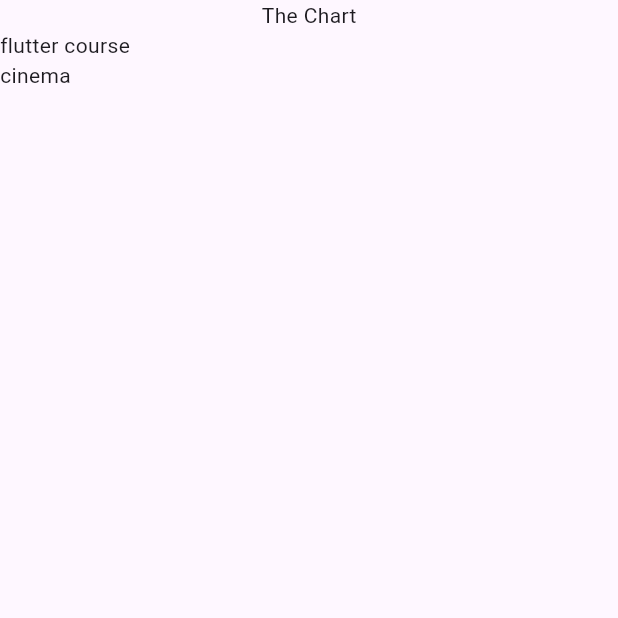
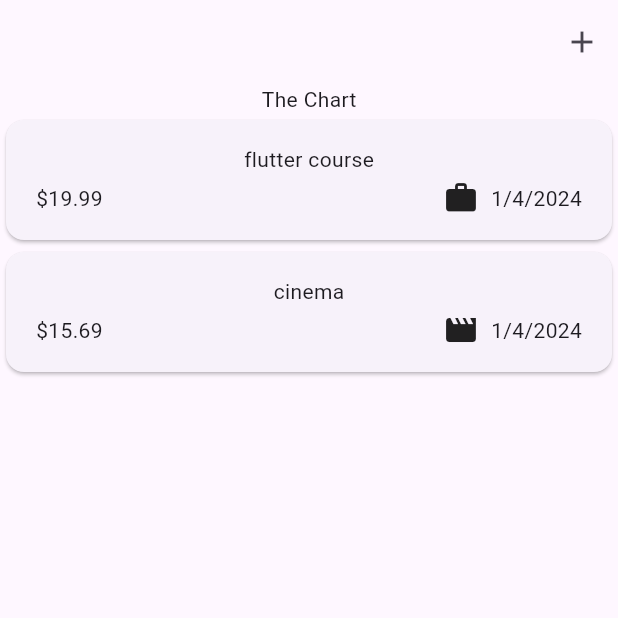
Before and after one commit to AmaniAlnabhani/ExpensesApp, a Flutter app: the screen it shows after launch, on a phone screen of 412 x 824 dp, the top half of it. Run offline on Flutter 3.47's test engine with Material 3 defaults, Android fonts, the phone set to English and light mode, and no system bars.

Commit message:
add Card

```diff
--- /dev/null
+++ b/lib/Widgets/expenses_list/expense_item.dart
@@ -0,0 +1,38 @@
+import 'package:expense_app/models/expense.dart';
+import 'package:flutter/material.dart';
+
+class ExpensesItem extends StatelessWidget{
+  const ExpensesItem(this.expense, {super.key});
+  final Expense expense;
+  @override
+  Widget build(BuildContext context) {
+    return Card(
+      child: Padding(
+        padding: const EdgeInsets.symmetric(
+          horizontal:20 ,
+          vertical:16 ,
+        ),
+        child: Column(
+          children: [
+            Text(expense.title),
+            const SizedBox(height: 4,),
+            Row(
+              children: [
+                //12.3443 show as 12.34
+                Text('\$${expense.amount.toStringAsFixed(2)}'),
+                const Spacer(),
+                 Row(
+                  children: [
+                     Icon(categoryIcons[expense.category]),
+                    const SizedBox(width: 8),
+                    Text(expense.formattedDate),
+                  ],
+                ),
+              ],
+            ),
+          ],
+        ),
+      ),
+    );
+  }
+}
--- a/lib/expenses_list.dart
+++ b/lib/Widgets/expenses_list/expenses_list.dart
@@ -1,3 +1,4 @@
+import 'package:expense_app/Widgets/expenses_list/expense_item.dart';
 import 'package:flutter/material.dart';
 
 import 'package:expense_app/models/expense.dart';
@@ -14,7 +15,8 @@ class ExpensesList extends StatelessWidget {
   Widget build(BuildContext context) {
     return ListView.builder(
       itemCount: expenses.length,
-      itemBuilder: (ctx, index) => Text(expenses[index].title),
-    );
+      itemBuilder: (ctx, index) =>
+          ExpensesItem(expenses[index]) );
+
   }
 }
--- a/lib/expenses.dart
+++ b/lib/expenses.dart
@@ -1,6 +1,6 @@
 import 'package:flutter/material.dart';
 
-import './expenses_list.dart';
+import 'Widgets/expenses_list/expenses_list.dart';
 import 'models/expense.dart';
 
 class Expenses extends StatefulWidget {
@@ -29,8 +29,15 @@ class _ExpensesState extends State<Expenses> {
   @override
   Widget build(BuildContext context) {
     return Scaffold(
+      appBar: AppBar(
+        actions: [
+          IconButton(onPressed: (){},
+              icon: const Icon(Icons.add),),
+        ],
+      ),
       body: Column(
         children: [
+
           const Text('The Chart'),
           Expanded(child: ExpensesList(expenses: _registeredExpenses))
         ],
--- a/lib/models/expense.dart
+++ b/lib/models/expense.dart
@@ -1,6 +1,20 @@
 import'package:uuid/uuid.dart';
+import 'package:flutter/material.dart';
+import'package:intl/intl.dart';
+
+//ymd constrctor function how format will be
+final formatter = DateFormat.yMd();
+
+
 const uuid= Uuid();
 enum Category { food, travel, leisure, work }
+const categoryIcons={
+  Category.food:Icons.lunch_dining,
+  Category.travel:Icons.flight_takeoff,
+  Category.leisure:Icons.movie,
+  Category.work:Icons.work,
+
+};
 class Expense {
   Expense({
     required this.title,
@@ -14,6 +28,8 @@ class Expense {
   final double amount;
   final DateTime date;
   final Category category;
-
+String get formattedDate{
+  return formatter.format(date);
+}
 
 }
--- a/pubspec.yaml
+++ b/pubspec.yaml
@@ -36,6 +36,7 @@ dependencies:
   # Use with the CupertinoIcons class for iOS style icons.
   cupertino_icons: ^1.0.2
   uuid: ^4.1.0
+  intl: ^0.19.0
 
 dev_dependencies:
   flutter_test:
```
Also changed, not shown: pubspec.lock.
